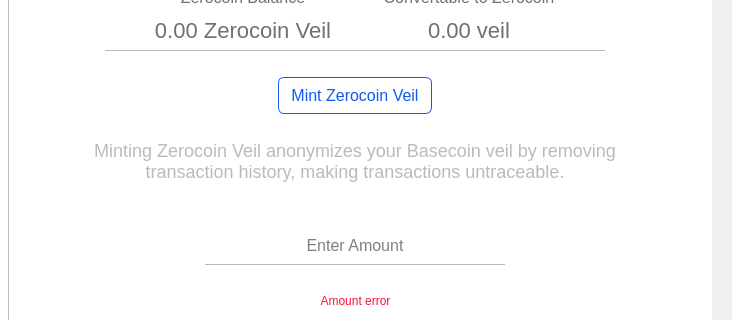
This is src/qt/veil/forms/settingsminting.ui in Veil-Project/veil as Qt 5 draws it before an edit; both pictures show x 368 to 1100 and y 142 to 462 of the 1100 by 600 pixel window. The edited form follows.
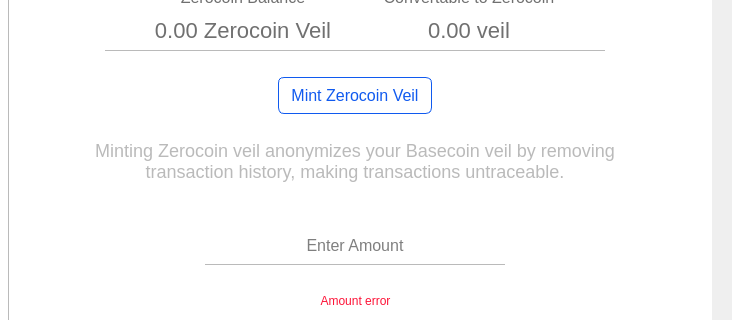
This is the edited form. Icons and pictures are not drawn.

What changed in the file:
```diff
--- a/src/qt/veil/forms/settingsminting.ui
+++ b/src/qt/veil/forms/settingsminting.ui
@@ -654,7 +654,7 @@
 font-size:18px;</string>
               </property>
               <property name="text">
-               <string>Minting Zerocoin Veil anonymizes your Basecoin veil by removing transaction history, making transactions untraceable.</string>
+               <string>Minting Zerocoin veil anonymizes your Basecoin veil by removing transaction history, making transactions untraceable.</string>
               </property>
               <property name="alignment">
                <set>Qt::AlignCenter</set>
```
